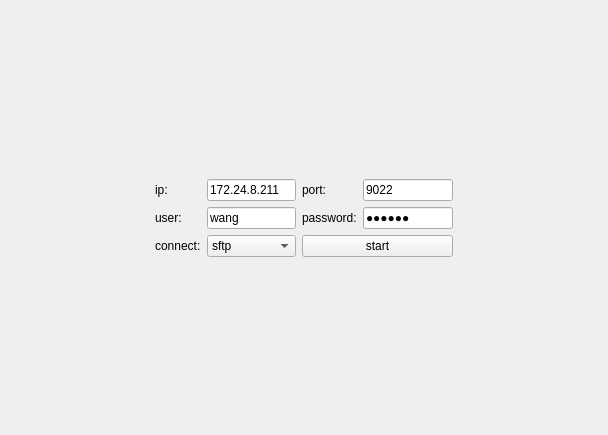
First picture: the form in src/gui/ftpwidget.ui, repository aiwang23/ftp_client, before the edit.
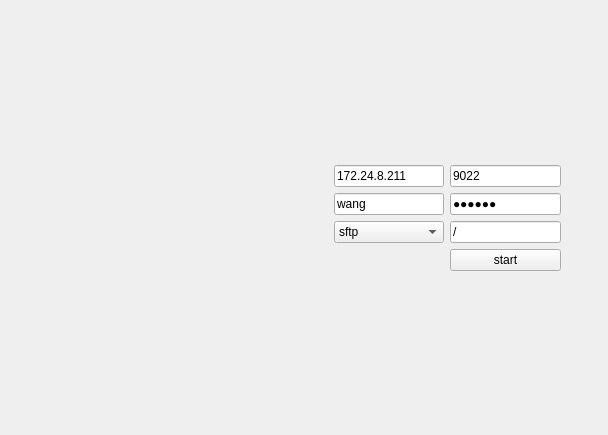
Second picture: the form after the edit.

The edit to the form file:
```diff
--- a/src/gui/ftpwidget.ui
+++ b/src/gui/ftpwidget.ui
@@ -20,15 +20,33 @@
       <number>0</number>
      </property>
      <widget class="QWidget" name="page_login">
-      <layout class="QGridLayout" name="gridLayout_2" rowstretch="2,2,2,2,2" columnstretch="3,1,2,1,2,3">
-       <item row="2" column="1">
-        <widget class="QLabel" name="label_3">
+      <layout class="QHBoxLayout" name="horizontalLayout" stretch="1,1">
+       <item>
+        <widget class="QWidget" name="widget_login_left" native="true">
+         <layout class="QGridLayout" name="gridLayout_5" rowstretch="1" columnstretch="0">
+          <item row="0" column="0">
+           <widget class="QLabel" name="label_login_icon">
+            <property name="minimumSize">
+             <size>
+              <width>150</width>
+              <height>150</height>
+             </size>
+            </property>
          <property name="text">
-          <string>user:</string>
+             <string/>
          </property>
         </widget>
        </item>
-       <item row="3" column="2">
+         </layout>
+        </widget>
+       </item>
+       <item>
+        <widget class="QWidget" name="widget_login_right" native="true">
+         <property name="styleSheet">
+          <string notr="true"/>
+         </property>
+         <layout class="QGridLayout" name="gridLayout_2" rowstretch="1,1,1,1,1,1" columnstretch="1,6,6,1">
+          <item row="3" column="1">
         <widget class="QComboBox" name="comboBox_connect">
          <item>
           <property name="text">
@@ -47,75 +65,35 @@
          </item>
         </widget>
        </item>
-       <item row="2" column="2">
-        <widget class="QLineEdit" name="lineEdit_user">
+          <item row="3" column="2">
+           <widget class="QLineEdit" name="lineEdit_visit">
          <property name="text">
-          <string>wang</string>
+             <string>/</string>
          </property>
         </widget>
        </item>
-       <item row="3" column="3" colspan="2">
-        <widget class="QPushButton" name="pushButton_start">
-         <property name="text">
-          <string>start</string>
-         </property>
-        </widget>
-       </item>
-       <item row="2" column="5">
-        <spacer name="horizontalSpacer_2">
-         <property name="orientation">
-          <enum>Qt::Horizontal</enum>
-         </property>
-         <property name="sizeHint" stdset="0">
-          <size>
-           <width>40</width>
-           <height>20</height>
-          </size>
-         </property>
-        </spacer>
-       </item>
-       <item row="2" column="3">
-        <widget class="QLabel" name="label_4">
-         <property name="text">
-          <string>password:</string>
-         </property>
-        </widget>
-       </item>
-       <item row="2" column="0">
-        <spacer name="horizontalSpacer">
-         <property name="orientation">
-          <enum>Qt::Horizontal</enum>
-         </property>
-         <property name="sizeHint" stdset="0">
-          <size>
-           <width>40</width>
-           <height>20</height>
-          </size>
-         </property>
-        </spacer>
-       </item>
        <item row="1" column="1">
-        <widget class="QLabel" name="label">
+           <widget class="QLineEdit" name="lineEdit_ip">
          <property name="text">
-          <string>ip:</string>
+             <string>172.24.8.211</string>
          </property>
         </widget>
        </item>
-       <item row="1" column="4">
+          <item row="1" column="2">
         <widget class="QLineEdit" name="lineEdit_port">
          <property name="text">
           <string>9022</string>
          </property>
         </widget>
        </item>
-       <item row="3" column="1">
-        <widget class="QLabel" name="label_5">
+          <item row="2" column="1">
+           <widget class="QLineEdit" name="lineEdit_user">
          <property name="text">
-          <string>connect:</string>
+             <string>wang</string>
          </property>
         </widget>
        </item>
-       <item row="2" column="4">
+          <item row="2" column="2">
         <widget class="QLineEdit" name="lineEdit_passwd">
          <property name="text">
           <string>123456</string>
@@ -125,21 +103,40 @@
          </property>
         </widget>
        </item>
-       <item row="1" column="2">
-        <widget class="QLineEdit" name="lineEdit_ip">
-         <property name="text">
-          <string>172.24.8.211</string>
-         </property>
-        </widget>
-       </item>
-       <item row="1" column="3">
-        <widget class="QLabel" name="label_2">
-         <property name="text">
-          <string>port:</string>
-         </property>
-        </widget>
+          <item row="2" column="0">
+           <spacer name="horizontalSpacer">
+            <property name="orientation">
+             <enum>Qt::Horizontal</enum>
+            </property>
+            <property name="sizeHint" stdset="0">
+             <size>
+              <width>40</width>
+              <height>20</height>
+             </size>
+            </property>
+           </spacer>
+          </item>
+          <item row="2" column="3">
+           <spacer name="horizontalSpacer_2">
+            <property name="orientation">
+             <enum>Qt::Horizontal</enum>
+            </property>
+            <property name="sizeHint" stdset="0">
+             <size>
+              <width>40</width>
+              <height>20</height>
+             </size>
+            </property>
+           </spacer>
        </item>
        <item row="4" column="2">
+           <widget class="QPushButton" name="pushButton_start">
+            <property name="text">
+             <string>start</string>
+            </property>
+           </widget>
+          </item>
+          <item row="5" column="2">
         <spacer name="verticalSpacer">
          <property name="orientation">
           <enum>Qt::Vertical</enum>
@@ -164,6 +161,9 @@
           </size>
          </property>
         </spacer>
+          </item>
+         </layout>
+        </widget>
        </item>
       </layout>
      </widget>
```
Lines whose indentation alone changed are shown as unchanged.
